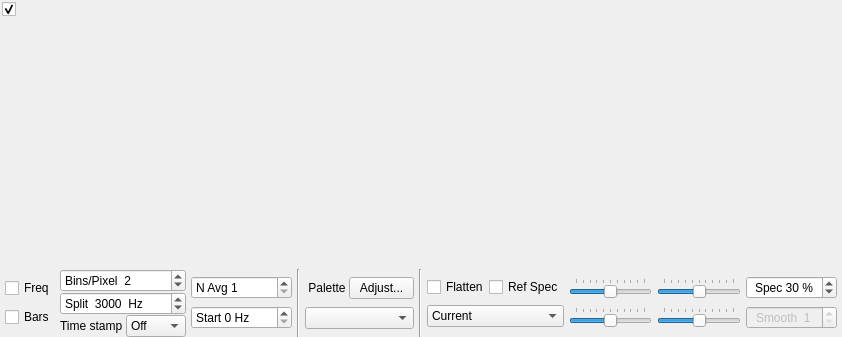
Before: the Qt Designer form widgets/widegraph.ui in uaro-radio/wsjtx, drawn with Qt 5.
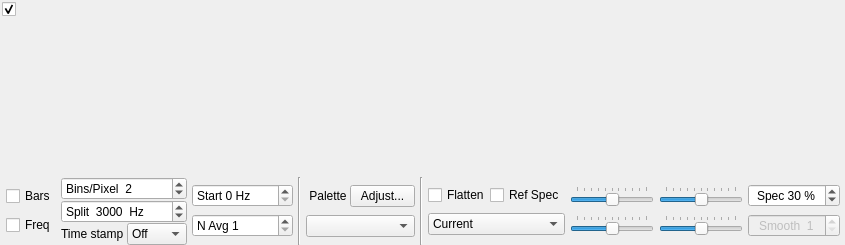
After: the same form once the commit is applied. Custom widgets are drawn as their Qt base class.

The edit to the form file:
```diff
--- a/widgets/widegraph.ui
+++ b/widgets/widegraph.ui
@@ -6,8 +6,8 @@
    <rect>
     <x>0</x>
     <y>0</y>
-    <width>842</width>
-    <height>337</height>
+    <width>845</width>
+    <height>245</height>
    </rect>
   </property>
   <property name="windowTitle">
@@ -125,22 +125,6 @@
         <property name="spacing">
          <number>0</number>
         </property>
-        <item>
-         <widget class="QSpinBox" name="waterfallAvgSpinBox">
-          <property name="toolTip">
-           <string>Number of FFTs averaged (controls waterfall scrolling rate)</string>
-          </property>
-          <property name="prefix">
-           <string>N Avg </string>
-          </property>
-          <property name="minimum">
-           <number>1</number>
-          </property>
-          <property name="maximum">
-           <number>500</number>
-          </property>
-         </widget>
-        </item>
         <item>
          <widget class="QSpinBox" name="fStartSpinBox">
           <property name="minimumSize">
@@ -166,6 +150,22 @@
           </property>
          </widget>
         </item>
+        <item>
+         <widget class="QSpinBox" name="waterfallAvgSpinBox">
+          <property name="toolTip">
+           <string>Number of FFTs averaged (controls waterfall scrolling rate)</string>
+          </property>
+          <property name="prefix">
+           <string>N Avg </string>
+          </property>
+          <property name="minimum">
+           <number>1</number>
+          </property>
+          <property name="maximum">
+           <number>500</number>
+          </property>
+         </widget>
+        </item>
        </layout>
       </item>
       <item row="0" column="0" rowspan="3">
@@ -357,19 +357,6 @@
         <property name="spacing">
          <number>0</number>
         </property>
-        <item>
-         <widget class="QCheckBox" name="cbFreq">
-          <property name="maximumSize">
-           <size>
-            <width>16777215</width>
-            <height>16777215</height>
-           </size>
-          </property>
-          <property name="text">
-           <string>Freq</string>
-          </property>
-         </widget>
-        </item>
         <item>
          <widget class="QCheckBox" name="cbBars">
           <property name="maximumSize">
@@ -383,6 +370,19 @@
           </property>
          </widget>
         </item>
+        <item>
+         <widget class="QCheckBox" name="cbFreq">
+          <property name="maximumSize">
+           <size>
+            <width>16777215</width>
+            <height>16777215</height>
+           </size>
+          </property>
+          <property name="text">
+           <string>Freq</string>
+          </property>
+         </widget>
+        </item>
        </layout>
       </item>
       <item row="0" column="10" rowspan="3">
```
